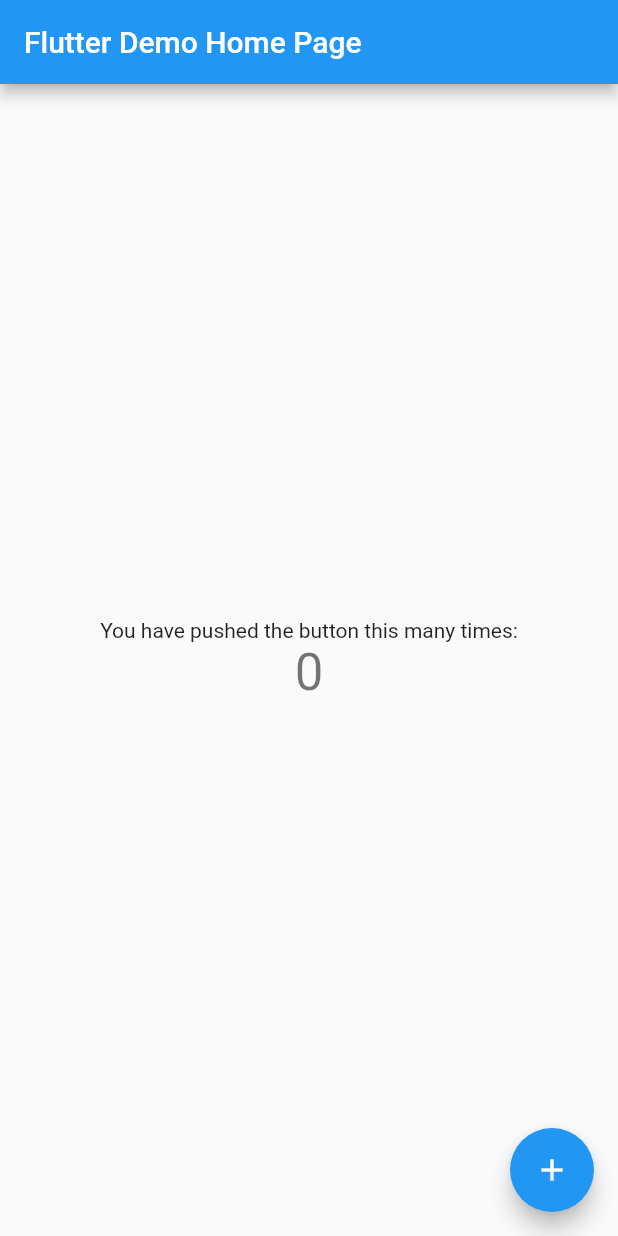
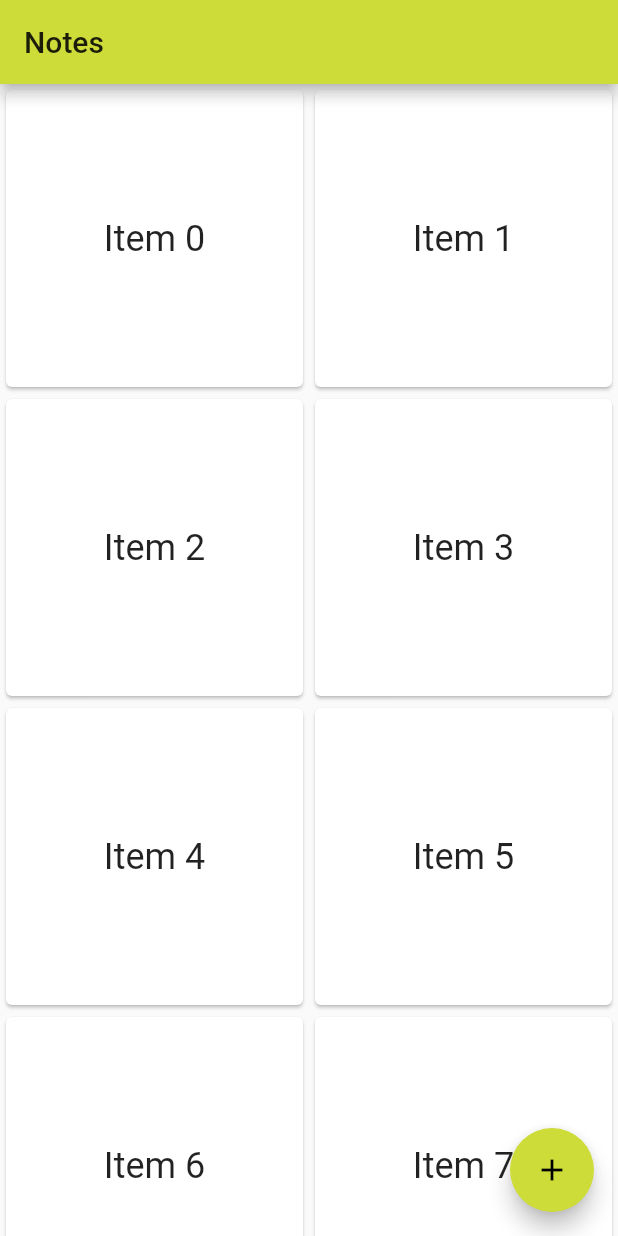
Before and after one commit to unreadablename/flutter-notes-app, a Flutter app: the screen it shows after launch, on a phone screen of 412 x 824 dp. Run offline on Flutter 3.47's test engine with Material 2 defaults, Android fonts, the phone set to English and light mode, and no system bars.

Commit message:
Added grid view with orientation handling

```diff
--- a/lib/main.dart
+++ b/lib/main.dart
@@ -17,9 +17,9 @@ class MyApp extends StatelessWidget {
         // "hot reload" (press "r" in the console where you ran "flutter run",
         // or press Run > Flutter Hot Reload in IntelliJ). Notice that the
         // counter didn't reset back to zero; the application is not restarted.
-        primarySwatch: Colors.blue,
+        primarySwatch: Colors.lime,
       ),
-      home: new MyHomePage(title: 'Flutter Demo Home Page'),
+      home: new MyHomePage(title: 'Notes'),
     );
   }
 }
@@ -47,57 +47,32 @@ class _MyHomePageState extends State<MyHomePage> {
 
   void _incrementCounter() {
     setState(() {
-      // This call to setState tells the Flutter framework that something has
-      // changed in this State, which causes it to rerun the build method below
-      // so that the display can reflect the updated values. If we changed
-      // _counter without calling setState(), then the build method would not be
-      // called again, and so nothing would appear to happen.
       _counter++;
     });
   }
 
   @override
   Widget build(BuildContext context) {
-    // This method is rerun every time setState is called, for instance as done
-    // by the _incrementCounter method above.
-    //
-    // The Flutter framework has been optimized to make rerunning build methods
-    // fast, so that you can just rebuild anything that needs updating rather
-    // than having to individually change instances of widgets.
     return new Scaffold(
       appBar: new AppBar(
-        // Here we take the value from the MyHomePage object that was created by
-        // the App.build method, and use it to set our appbar title.
         title: new Text(widget.title),
       ),
-      body: new Center(
-        // Center is a layout widget. It takes a single child and positions it
-        // in the middle of the parent.
-        child: new Column(
-          // Column is also layout widget. It takes a list of children and
-          // arranges them vertically. By default, it sizes itself to fit its
-          // children horizontally, and tries to be as tall as its parent.
-          //
-          // Invoke "debug paint" (press "p" in the console where you ran
-          // "flutter run", or select "Toggle Debug Paint" from the Flutter tool
-          // window in IntelliJ) to see the wireframe for each widget.
-          //
-          // Column has various properties to control how it sizes itself and
-          // how it positions its children. Here we use mainAxisAlignment to
-          // center the children vertically; the main axis here is the vertical
-          // axis because Columns are vertical (the cross axis would be
-          // horizontal).
-          mainAxisAlignment: MainAxisAlignment.center,
-          children: <Widget>[
-            new Text(
-              'You have pushed the button this many times:',
-            ),
-            new Text(
-              '$_counter',
-              style: Theme.of(context).textTheme.display1,
-            ),
-          ],
-        ),
+      body:  OrientationBuilder(
+        builder: (context, orientation) {
+          return GridView.count(
+            crossAxisCount: orientation == Orientation.portrait ? 2 : 3,
+            children: List.generate(100, (index) {
+              return Card(
+                child: Center(
+                  child: Text(
+                    'Item $index',
+                    style: Theme.of(context).textTheme.headline,
+                  ),
+                ),
+              );
+            }),
+          );
+        }
       ),
       floatingActionButton: new FloatingActionButton(
         onPressed: _incrementCounter,
```
